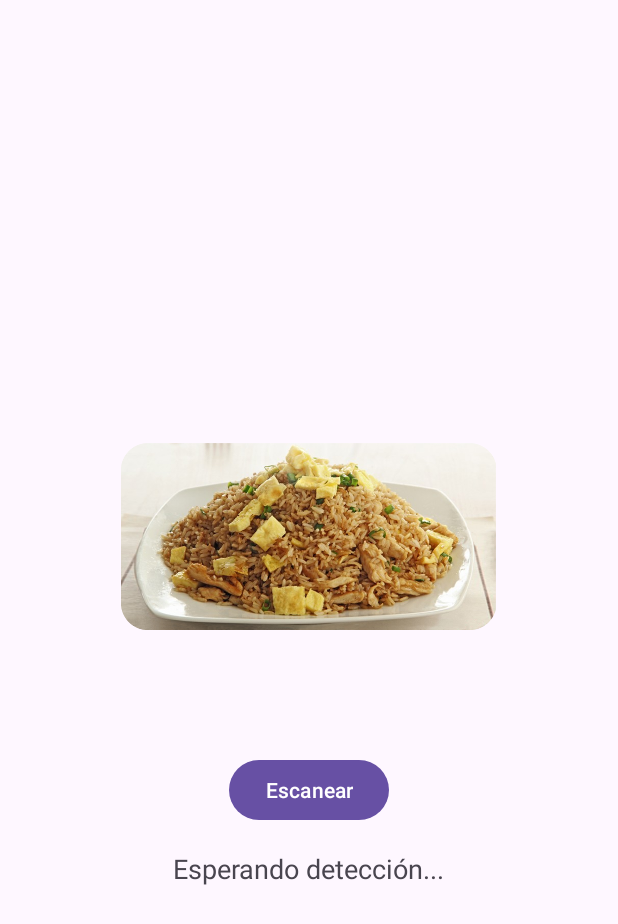
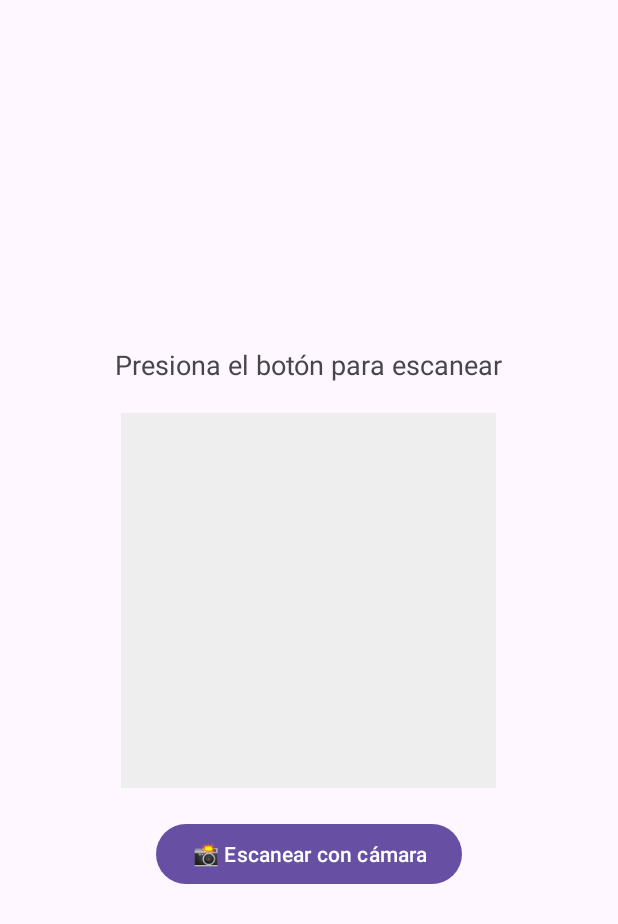
Before and after one commit to Shakira-leo/Gestrestauhcoapp, an Android app: the layout fragment_detector.xml on its own in the app's theme, with its tools: preview values and no code run, on a phone screen of 412 x 824 dp. Shown: the top 924 px of the screen. Run offline under Robolectric (Android 15) with nearby library versions, the light colour scheme and no system bars.

```diff
--- a/app/src/main/AndroidManifest.xml
+++ b/app/src/main/AndroidManifest.xml
@@ -1,6 +1,8 @@
 <?xml version="1.0" encoding="utf-8"?>
 <manifest xmlns:android="http://schemas.android.com/apk/res/android">
     <uses-permission android:name="android.permission.CAMERA" />
+    <uses-feature android:name="android.hardware.camera" android:required="true" />
+
     <uses-permission android:name="android.permission.INTERNET" />
 
 
--- a/app/src/main/res/layout/activity_inicio.xml
+++ b/app/src/main/res/layout/activity_inicio.xml
@@ -16,7 +16,7 @@
 
     <Button
         android:id="@+id/btnIniciar"
-        android:text="Iniciar"
         android:layout_width="200dp"
-        android:layout_height="wrap_content" />
+        android:layout_height="89dp"
+        android:text="Iniciar" />
 </LinearLayout>
--- a/app/src/main/res/layout/fragment_detector.xml
+++ b/app/src/main/res/layout/fragment_detector.xml
@@ -2,29 +2,31 @@
 <LinearLayout xmlns:android="http://schemas.android.com/apk/res/android"
     android:layout_width="match_parent"
     android:layout_height="match_parent"
-    android:gravity="center"
     android:orientation="vertical"
-    android:padding="24dp">
+    android:padding="20dp"
+    android:gravity="center">
+
+    <TextView
+        android:id="@+id/txtResultado"
+        android:layout_width="wrap_content"
+        android:layout_height="wrap_content"
+        android:text="Presiona el botón para escanear"
+        android:textSize="18sp"
+        android:layout_marginBottom="20dp"
+        android:textAlignment="center" />
 
     <ImageView
         android:id="@+id/imgPreview"
         android:layout_width="250dp"
         android:layout_height="250dp"
-        android:src="@drawable/sample_plate1"
+        android:layout_marginBottom="20dp"
+        android:scaleType="centerCrop"
+        android:background="#EEEEEE"
         android:contentDescription="Vista previa del plato" />
 
     <Button
         android:id="@+id/btnEscanear"
         android:layout_width="wrap_content"
         android:layout_height="wrap_content"
-        android:text="Escanear"
-        android:layout_marginTop="20dp" />
-
-    <TextView
-        android:id="@+id/txtResultado"
-        android:layout_width="wrap_content"
-        android:layout_height="wrap_content"
-        android:text="Esperando detección..."
-        android:textSize="18sp"
-        android:layout_marginTop="16dp" />
+        android:text="📸 Escanear con cámara" />
 </LinearLayout>
```
Also changed, not shown: app/src/main/assets/labels.txt (+16 -6 lines), app/src/main/java/com/example/gestrestauhco/DetectorFragment.kt (+23 -15 lines), app/src/main/ml/labels.txt (+16 -6 lines), app/build.gradle.kts (line endings or trailing spaces), 2 other files.
